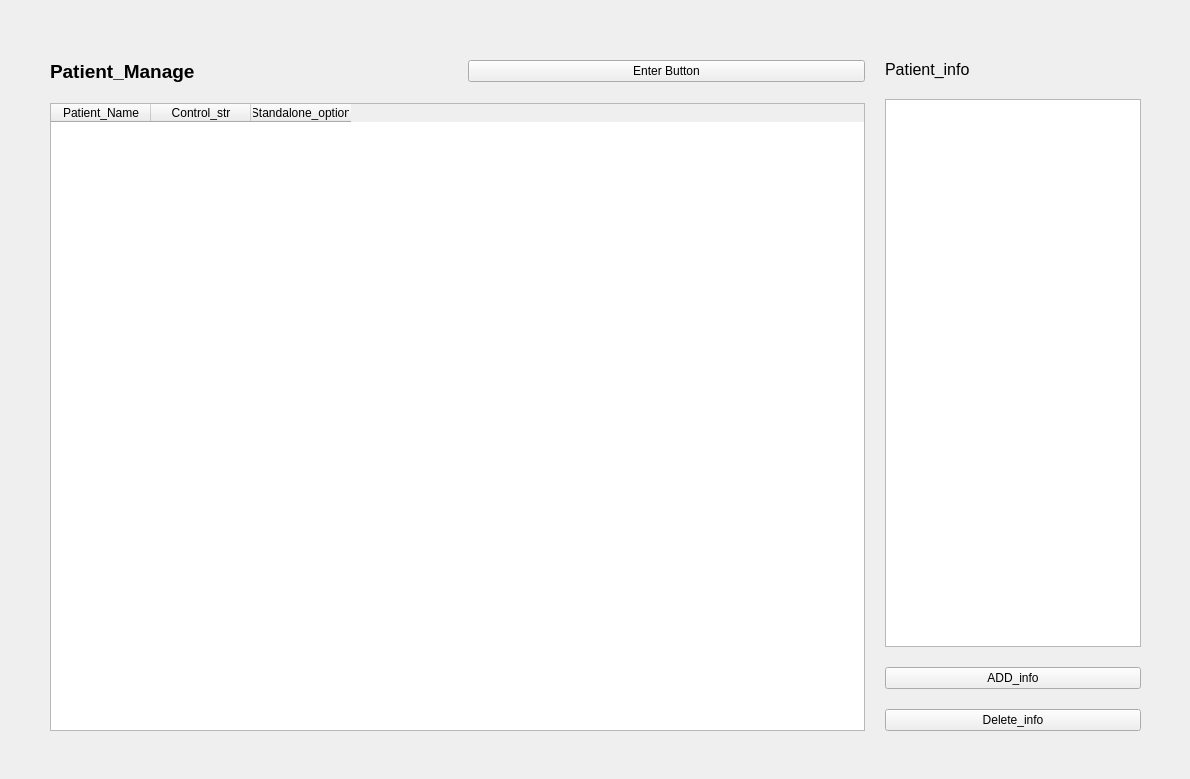
MarkXuJQ/Pelvis-Fracture-Image-Segmentation, file system/ui/main_window.ui: the form before one commit.
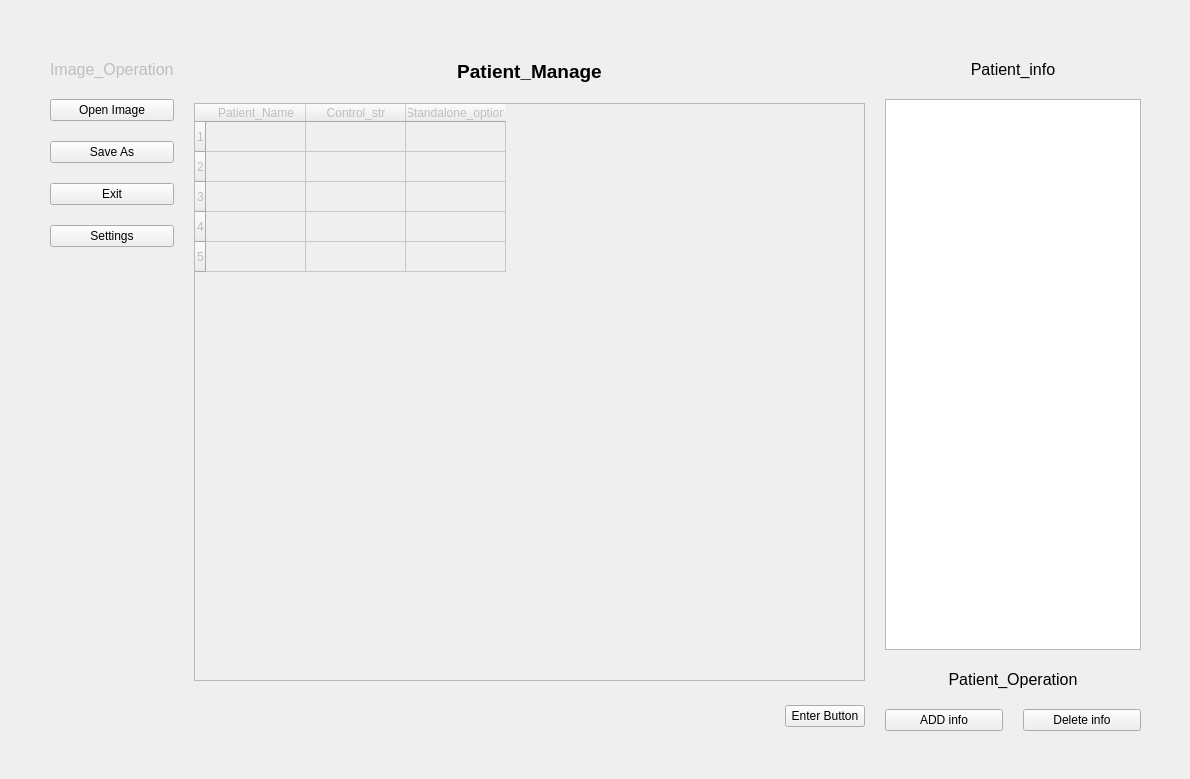
The form after the commit.

Patch:
```diff
--- a/system/ui/main_window.ui
+++ b/system/ui/main_window.ui
@@ -13,7 +13,7 @@
   <property name="windowTitle">
    <string>Form</string>
   </property>
-  <widget class="QWidget" name="">
+  <widget class="QWidget" name="layoutWidget">
    <property name="geometry">
     <rect>
      <x>30</x>
@@ -22,7 +22,7 @@
      <height>731</height>
     </rect>
    </property>
-   <layout class="QHBoxLayout" name="horizontalLayout_2" stretch="1,0">
+   <layout class="QHBoxLayout" name="horizontalLayout_2" stretch="0,1,0">
     <property name="spacing">
      <number>20</number>
     </property>
@@ -38,6 +38,65 @@
     <property name="bottomMargin">
      <number>30</number>
     </property>
+    <item>
+     <layout class="QVBoxLayout" name="verticalLayout_4">
+      <item>
+       <widget class="QLabel" name="label">
+        <property name="enabled">
+         <bool>false</bool>
+        </property>
+        <property name="text">
+         <string>&lt;html&gt;&lt;head/&gt;&lt;body&gt;&lt;p&gt;&lt;span style=&quot; font-size:12pt;&quot;&gt;Image_Operation&lt;/span&gt;&lt;/p&gt;&lt;/body&gt;&lt;/html&gt;</string>
+        </property>
+       </widget>
+      </item>
+      <item>
+       <layout class="QVBoxLayout" name="verticalLayout_5">
+        <item>
+         <widget class="QPushButton" name="open_action">
+          <property name="text">
+           <string>Open Image</string>
+          </property>
+         </widget>
+        </item>
+        <item>
+         <widget class="QPushButton" name="save_as_action">
+          <property name="text">
+           <string>Save As</string>
+          </property>
+         </widget>
+        </item>
+        <item>
+         <widget class="QPushButton" name="exit_action">
+          <property name="text">
+           <string>Exit</string>
+          </property>
+         </widget>
+        </item>
+        <item>
+         <widget class="QPushButton" name="settings_action">
+          <property name="text">
+           <string>Settings</string>
+          </property>
+         </widget>
+        </item>
+        <item>
+         <spacer name="verticalSpacer">
+          <property name="orientation">
+           <enum>Vertical</enum>
+          </property>
+          <property name="sizeHint" stdset="0">
+           <size>
+            <width>20</width>
+            <height>40</height>
+           </size>
+          </property>
+         </spacer>
+        </item>
+       </layout>
+      </item>
+     </layout>
+    </item>
     <item>
      <layout class="QVBoxLayout" name="verticalLayout_3">
       <item>
@@ -47,12 +106,8 @@
           <property name="text">
            <string>&lt;html&gt;&lt;head/&gt;&lt;body&gt;&lt;p&gt;&lt;span style=&quot; font-size:14pt; font-weight:600;&quot;&gt;Patient_Manage&lt;/span&gt;&lt;/p&gt;&lt;/body&gt;&lt;/html&gt;</string>
           </property>
-         </widget>
-        </item>
-        <item>
-         <widget class="QPushButton" name="sure">
-          <property name="text">
-           <string>Enter Button</string>
+          <property name="alignment">
+           <set>Qt::AlignCenter</set>
           </property>
          </widget>
         </item>
@@ -60,12 +115,38 @@
       </item>
       <item>
        <widget class="QTableWidget" name="tableWidget">
+        <property name="enabled">
+         <bool>false</bool>
+        </property>
         <property name="rowCount">
-         <number>0</number>
+         <number>5</number>
         </property>
         <property name="columnCount">
          <number>3</number>
         </property>
+        <attribute name="horizontalHeaderMinimumSectionSize">
+         <number>18</number>
+        </attribute>
+        <attribute name="horizontalHeaderDefaultSectionSize">
+         <number>100</number>
+        </attribute>
+        <attribute name="horizontalHeaderShowSortIndicator" stdset="0">
+         <bool>false</bool>
+        </attribute>
+        <attribute name="horizontalHeaderStretchLastSection">
+         <bool>false</bool>
+        </attribute>
+        <attribute name="verticalHeaderShowSortIndicator" stdset="0">
+         <bool>false</bool>
+        </attribute>
+        <attribute name="verticalHeaderStretchLastSection">
+         <bool>false</bool>
+        </attribute>
+        <row/>
+        <row/>
+        <row/>
+        <row/>
+        <row/>
         <column>
          <property name="text">
           <string>Patient_Name</string>
@@ -83,39 +164,81 @@
         </column>
        </widget>
       </item>
+      <item>
+       <layout class="QHBoxLayout" name="horizontalLayout_5">
+        <item>
+         <spacer name="horizontalSpacer">
+          <property name="orientation">
+           <enum>Horizontal</enum>
+          </property>
+          <property name="sizeHint" stdset="0">
+           <size>
+            <width>20</width>
+            <height>30</height>
+           </size>
+          </property>
+         </spacer>
+        </item>
+        <item>
+         <widget class="QPushButton" name="sure">
+          <property name="enabled">
+           <bool>true</bool>
+          </property>
+          <property name="text">
+           <string>Enter Button</string>
+          </property>
+         </widget>
+        </item>
+       </layout>
+      </item>
      </layout>
     </item>
     <item>
-     <layout class="QVBoxLayout" name="verticalLayout_4">
+     <layout class="QVBoxLayout" name="verticalLayout">
       <item>
        <widget class="QLabel" name="label_2">
         <property name="text">
          <string>&lt;html&gt;&lt;head/&gt;&lt;body&gt;&lt;p&gt;&lt;span style=&quot; font-size:12pt;&quot;&gt;Patient_info&lt;/span&gt;&lt;/p&gt;&lt;/body&gt;&lt;/html&gt;</string>
         </property>
+        <property name="textFormat">
+         <enum>AutoText</enum>
+        </property>
+        <property name="alignment">
+         <set>Qt::AlignCenter</set>
+        </property>
        </widget>
       </item>
       <item>
        <layout class="QVBoxLayout" name="verticalLayout_2">
         <item>
-         <widget class="QListWidget" name="listWidget">
-          <property name="horizontalScrollBarPolicy">
-           <enum>Qt::ScrollBarAsNeeded</enum>
+         <layout class="QHBoxLayout" name="horizontalLayout_3"/>
+        </item>
+        <item>
+         <widget class="QListWidget" name="listWidget"/>
+        </item>
+        <item>
+         <widget class="QLabel" name="label_4">
+          <property name="text">
+           <string>&lt;html&gt;&lt;head/&gt;&lt;body&gt;&lt;p&gt;&lt;span style=&quot; font-size:12pt;&quot;&gt;Patient_Operation&lt;/span&gt;&lt;/p&gt;&lt;/body&gt;&lt;/html&gt;</string>
+          </property>
+          <property name="alignment">
+           <set>Qt::AlignCenter</set>
           </property>
          </widget>
         </item>
         <item>
-         <layout class="QVBoxLayout" name="verticalLayout">
+         <layout class="QHBoxLayout" name="horizontalLayout_4">
           <item>
-           <widget class="QPushButton" name="addRowButton">
+           <widget class="QPushButton" name="deleteButton_2">
             <property name="text">
-             <string>ADD_info</string>
+             <string>ADD info</string>
             </property>
            </widget>
           </item>
           <item>
-           <widget class="QPushButton" name="deleteRowButton">
+           <widget class="QPushButton" name="addRowButton">
             <property name="text">
-             <string>Delete_info</string>
+             <string>Delete info</string>
             </property>
            </widget>
           </item>
```
